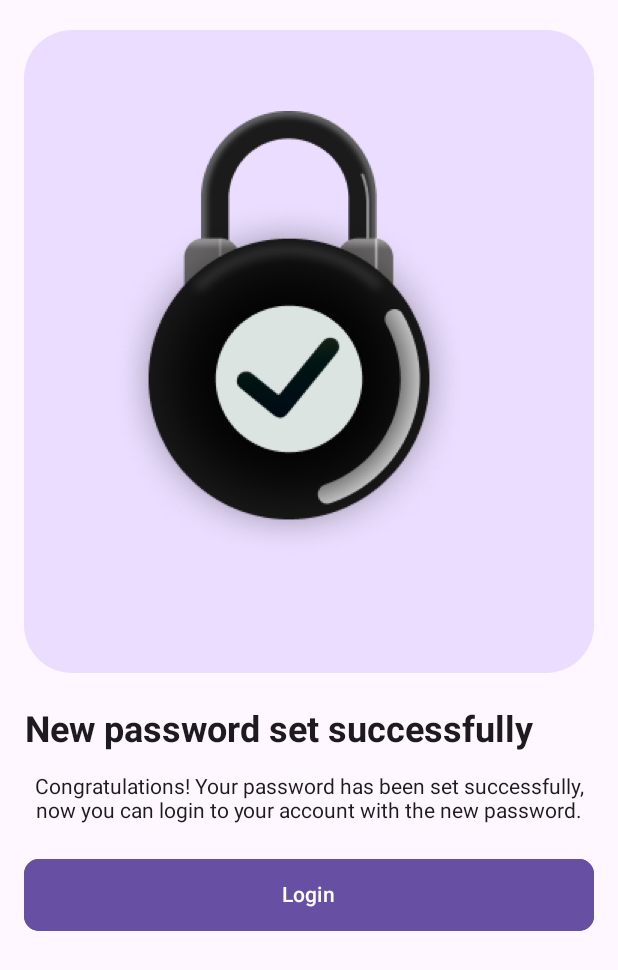
After one commit to ericwidhiantara/QuickMart-KMP, an Android app built with Jetpack Compose: the composable PasswordCreatedScreen shown on its own in the app's theme, on a phone screen of 412 x 824 dp. The commit adds this screen. Shown: the top 970 px of the screen. Run offline under Robolectric (Android 15) with nearby library versions, the light colour scheme and no system bars; our stand-ins replace Dagger/Hilt's generated code; libraries missing offline, so code that uses them is left out: io.paperdb; 1 statement that could not run was skipped.

Commit message:
feat: slicing password set screen

```diff
--- a/androidApp/src/main/java/com/luckyfrog/quickmart/features/auth/presentation/forgot_password/CreatePasswordScreen.kt
+++ b/androidApp/src/main/java/com/luckyfrog/quickmart/features/auth/presentation/forgot_password/CreatePasswordScreen.kt
@@ -36,6 +36,7 @@ import com.luckyfrog.quickmart.core.app.MainViewModel
 import com.luckyfrog.quickmart.core.widgets.CustomOutlinedButton
 import com.luckyfrog.quickmart.core.widgets.CustomTextField
 import com.luckyfrog.quickmart.core.widgets.CustomTopBar
+import com.luckyfrog.quickmart.utils.resource.route.AppScreen
 
 @Composable
 fun CreatePasswordScreen(
@@ -152,6 +153,11 @@ fun CreatePasswordScreen(
             CustomOutlinedButton(
                 buttonText = stringResource(R.string.save),
                 onClick = {
+                    navController.navigate(AppScreen.PasswordCreatedScreen.route) {
+                        popUpTo(AppScreen.CreatePasswordScreen.route) {
+                            inclusive = true
+                        }
+                    }
                 }
             )
 
--- /dev/null
+++ b/androidApp/src/main/java/com/luckyfrog/quickmart/features/auth/presentation/forgot_password/PasswordCreatedScreen.kt
@@ -0,0 +1,101 @@
+package com.luckyfrog.quickmart.features.auth.presentation.forgot_password
+
+import androidx.compose.foundation.Image
+import androidx.compose.foundation.background
+import androidx.compose.foundation.layout.Box
+import androidx.compose.foundation.layout.Column
+import androidx.compose.foundation.layout.Spacer
+import androidx.compose.foundation.layout.fillMaxSize
+import androidx.compose.foundation.layout.fillMaxWidth
+import androidx.compose.foundation.layout.height
+import androidx.compose.foundation.layout.padding
+import androidx.compose.foundation.layout.width
+import androidx.compose.foundation.shape.RoundedCornerShape
+import androidx.compose.material3.MaterialTheme
+import androidx.compose.material3.Scaffold
+import androidx.compose.material3.Text
+import androidx.compose.runtime.Composable
+import androidx.compose.ui.Modifier
+import androidx.compose.ui.draw.clip
+import androidx.compose.ui.platform.LocalConfiguration
+import androidx.compose.ui.res.painterResource
+import androidx.compose.ui.res.stringResource
+import androidx.compose.ui.text.font.FontWeight
+import androidx.compose.ui.text.style.TextAlign
+import androidx.compose.ui.unit.dp
+import androidx.compose.ui.unit.sp
+import androidx.navigation.NavController
+import com.luckyfrog.quickmart.R
+import com.luckyfrog.quickmart.core.app.MainViewModel
+import com.luckyfrog.quickmart.core.resources.Images
+import com.luckyfrog.quickmart.core.widgets.CustomOutlinedButton
+import com.luckyfrog.quickmart.utils.resource.route.AppScreen
+
+@Composable
+fun PasswordCreatedScreen(
+    mainViewModel: MainViewModel,
+    navController: NavController,
+) {
+    // Get the screen height from LocalConfiguration
+    val configuration = LocalConfiguration.current
+    val screenHeight = configuration.screenHeightDp.dp
+
+    Scaffold { innerPadding ->
+        Column(
+            modifier = Modifier
+                .fillMaxSize()
+                .padding(innerPadding)
+                .padding(horizontal = 16.dp, vertical = 20.dp),
+        ) {
+            Box(
+                modifier = Modifier
+                    .fillMaxWidth()
+                    .height(screenHeight * 0.52f)
+                    .clip(
+                        RoundedCornerShape(32.dp)
+                    )
+                    .background(
+                        color = MaterialTheme.colorScheme.primaryContainer
+                    )
+                    .padding(54.dp),
+                content = {
+                    Image(
+                        painter = painterResource(
+                            Images.icLock
+                        ),
+                        contentDescription = "Password Set",
+                        modifier = Modifier
+                            .width(245.dp)
+                            .height(301.dp),
+
+                        )
+                }
+            )
+            Spacer(modifier = Modifier.height(24.dp))
+            Text(
+                text = stringResource(R.string.change_password_success),
+                fontSize = 24.sp,
+                fontWeight = FontWeight.Bold,
+                textAlign = TextAlign.Center
+            )
+            Spacer(modifier = Modifier.height(16.dp))
+            Text(
+                text = stringResource(R.string.change_password_success_desc),
+                fontSize = 14.sp,
+                fontWeight = FontWeight.Normal,
+                textAlign = TextAlign.Center
+            )
+            Spacer(modifier = Modifier.height(24.dp))
+            CustomOutlinedButton(
+                buttonText = stringResource(R.string.login),
+                onClick = {
+                    navController.navigate(AppScreen.LoginScreen.route) {
+                        popUpTo(AppScreen.PasswordCreatedScreen.route) {
+                            inclusive = true
+                        }
+                    }
+                }
+            )
+        }
+    }
+}
--- a/androidApp/src/main/java/com/luckyfrog/quickmart/utils/resource/route/AppScreen.kt
+++ b/androidApp/src/main/java/com/luckyfrog/quickmart/utils/resource/route/AppScreen.kt
@@ -13,6 +13,7 @@ sealed class AppScreen(val route: String) {
         AppScreen(ConstantAppScreenName.FORGOT_PASSWORD_VERIFY_CODE_SCREEN)
 
     data object CreatePasswordScreen : AppScreen(ConstantAppScreenName.CREATE_PASSWORD_SCREEN)
+    data object PasswordCreatedScreen : AppScreen(ConstantAppScreenName.PASSWORD_CREATED_SCREEN)
 
     data object MainScreen : AppScreen(ConstantAppScreenName.MAIN_SCREEN)
     data object SettingsScreen : AppScreen(ConstantAppScreenName.SETTINGS_SCREEN)
@@ -28,6 +29,7 @@ object ConstantAppScreenName {
         "forgot_password_email_confirmation_screen"
     const val FORGOT_PASSWORD_VERIFY_CODE_SCREEN = "forgot_password_verify_code_screen"
     const val CREATE_PASSWORD_SCREEN = "create_password_screen"
+    const val PASSWORD_CREATED_SCREEN = "password_created_screen"
     const val MAIN_SCREEN = "main_screen"
 
     const val SETTINGS_SCREEN = "settings_screen"
--- a/androidApp/src/main/java/com/luckyfrog/quickmart/utils/resource/route/NavGraph.kt
+++ b/androidApp/src/main/java/com/luckyfrog/quickmart/utils/resource/route/NavGraph.kt
@@ -10,6 +10,7 @@ import com.luckyfrog.quickmart.features.auth.presentation.email_verification.Ema
 import com.luckyfrog.quickmart.features.auth.presentation.forgot_password.CreatePasswordScreen
 import com.luckyfrog.quickmart.features.auth.presentation.forgot_password.ForgotPasswordEmailConfirmationScreen
 import com.luckyfrog.quickmart.features.auth.presentation.forgot_password.ForgotPasswordVerifyCodeScreen
+import com.luckyfrog.quickmart.features.auth.presentation.forgot_password.PasswordCreatedScreen
 import com.luckyfrog.quickmart.features.auth.presentation.login.LoginScreen
 import com.luckyfrog.quickmart.features.auth.presentation.login.UserViewModel
 import com.luckyfrog.quickmart.features.auth.presentation.register.RegisterScreen
@@ -23,7 +24,7 @@ fun NavGraph(mainViewModel: MainViewModel) {
     val navController = rememberNavController()
     NavHost(
         navController = navController,
-        startDestination = AppScreen.LoginScreen.route
+        startDestination = AppScreen.PasswordCreatedScreen.route
     ) {
         composable(route = AppScreen.SplashScreen.route) {
             SplashScreen(
@@ -81,6 +82,13 @@ fun NavGraph(mainViewModel: MainViewModel) {
             )
         }
 
+        composable(route = AppScreen.PasswordCreatedScreen.route) {
+            PasswordCreatedScreen(
+                mainViewModel = mainViewModel,
+                navController = navController
+            )
+        }
+
         composable(route = AppScreen.MainScreen.route) {
             BottomNavBar(
                 mainViewModel = mainViewModel,
```
